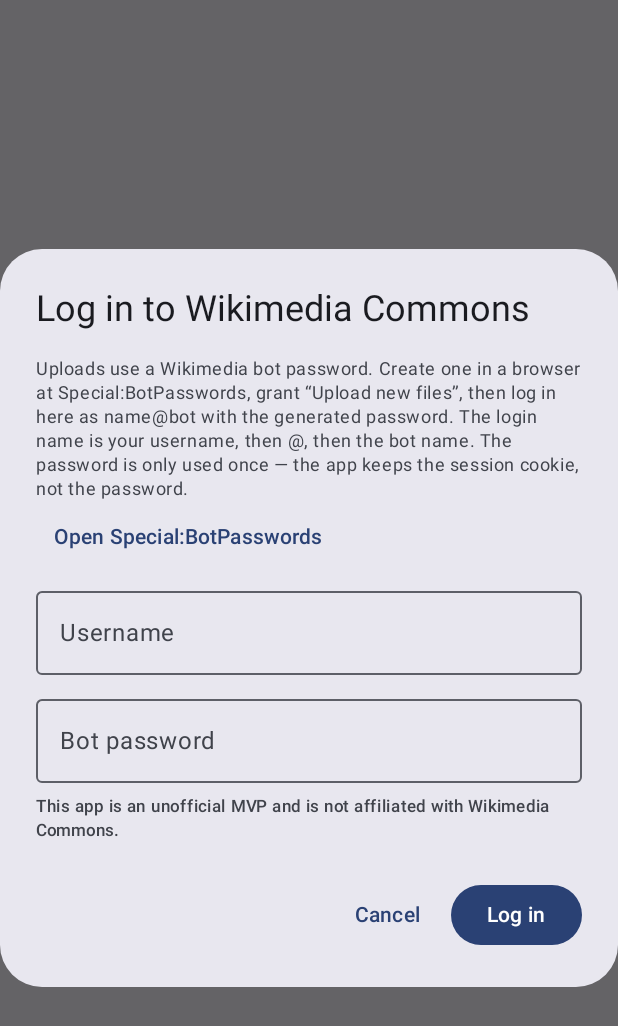
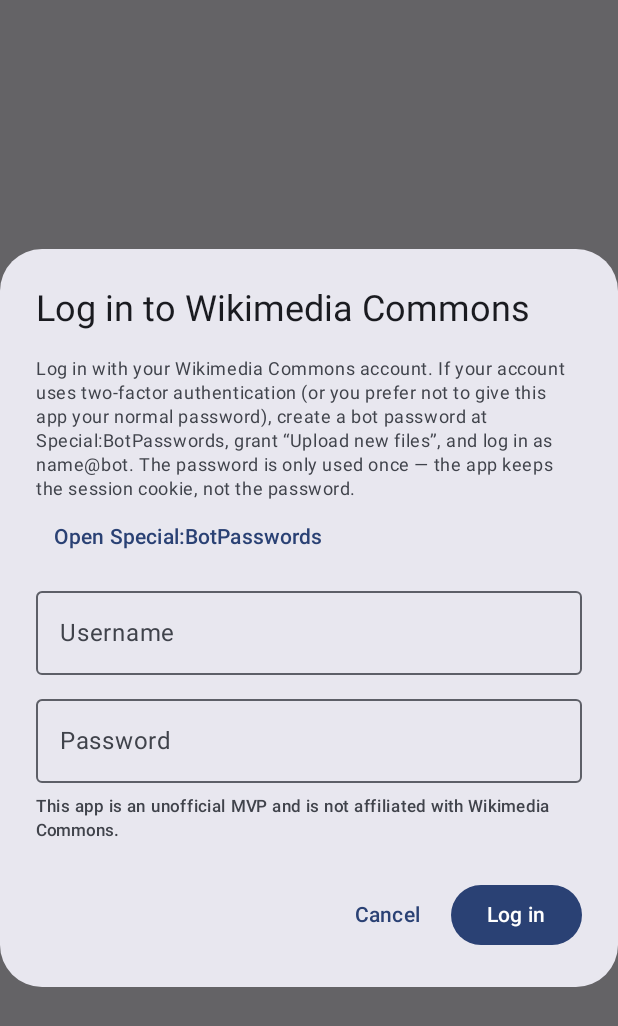
Before and after one commit to vankos/CommonsNeedsPhoto, an Android app built with Jetpack Compose: the composable LoginDialog shown on its own in the app's theme, on a phone screen of 412 x 824 dp. Shown: the top 1026 px of the screen. Run offline under Robolectric (Android 15) with nearby library versions, the phone set to English and light mode, and no system bars; libraries missing offline, so code that uses them is left out: org.osmdroid.events, org.osmdroid.tileprovider, org.osmdroid.util, org.osmdroid.views; network calls fail; 2 statements that could not run were skipped.

Commit message:
Support regular Wikimedia login and bot-password fallback

```diff
--- a/app/src/main/java/com/example/commonsneedsphoto/ui/LoginDialog.kt
+++ b/app/src/main/java/com/example/commonsneedsphoto/ui/LoginDialog.kt
@@ -60,7 +60,7 @@ fun LoginDialog(
                     onValueChange = { loginName = it },
                     modifier = Modifier.fillMaxWidth(),
                     label = { Text(stringResource(R.string.username)) },
-                    placeholder = { Text("name@bot") },
+                    placeholder = { Text(stringResource(R.string.login_name_hint)) },
                     singleLine = true,
                     enabled = !state.isLoggingIn,
                 )
--- a/app/src/main/res/values/strings.xml
+++ b/app/src/main/res/values/strings.xml
@@ -65,14 +65,15 @@
     <string name="login">Log in</string>
     <string name="logout">Log out</string>
     <string name="login_title">Log in to Wikimedia Commons</string>
-    <string name="login_explanation">Uploads use a Wikimedia bot password. Create one in a browser at Special:BotPasswords, grant “Upload new files”, then log in here as name@bot with the generated password. The login name is your username, then @, then the bot name. The password is only used once — the app keeps the session cookie, not the password.</string>
+    <string name="login_explanation">Log in with your Wikimedia Commons account. If your account uses two-factor authentication (or you prefer not to give this app your normal password), create a bot password at Special:BotPasswords, grant “Upload new files”, and log in as name@bot. The password is only used once — the app keeps the session cookie, not the password.</string>
     <string name="login_open_bot_passwords">Open Special:BotPasswords</string>
     <string name="username">Username</string>
-    <string name="bot_password">Bot password</string>
+    <string name="login_name_hint">Name or name@bot</string>
+    <string name="bot_password">Password</string>
     <string name="login_action">Log in</string>
     <string name="login_in_progress">Logging in…</string>
     <string name="login_failed">Login failed: %1$s</string>
-    <string name="login_empty_fields">Enter the bot login and the generated password.</string>
+    <string name="login_empty_fields">Enter the username and password.</string>
     <string name="login_required">Log in to upload photos.</string>
     <string name="logged_in_as">Logged in as %1$s</string>
     <string name="not_logged_in">Not logged in</string>
```
Also changed, not shown: app/src/main/java/com/example/commonsneedsphoto/data/network/CommonsApi.kt (+48 -2 lines), 2 other files.
